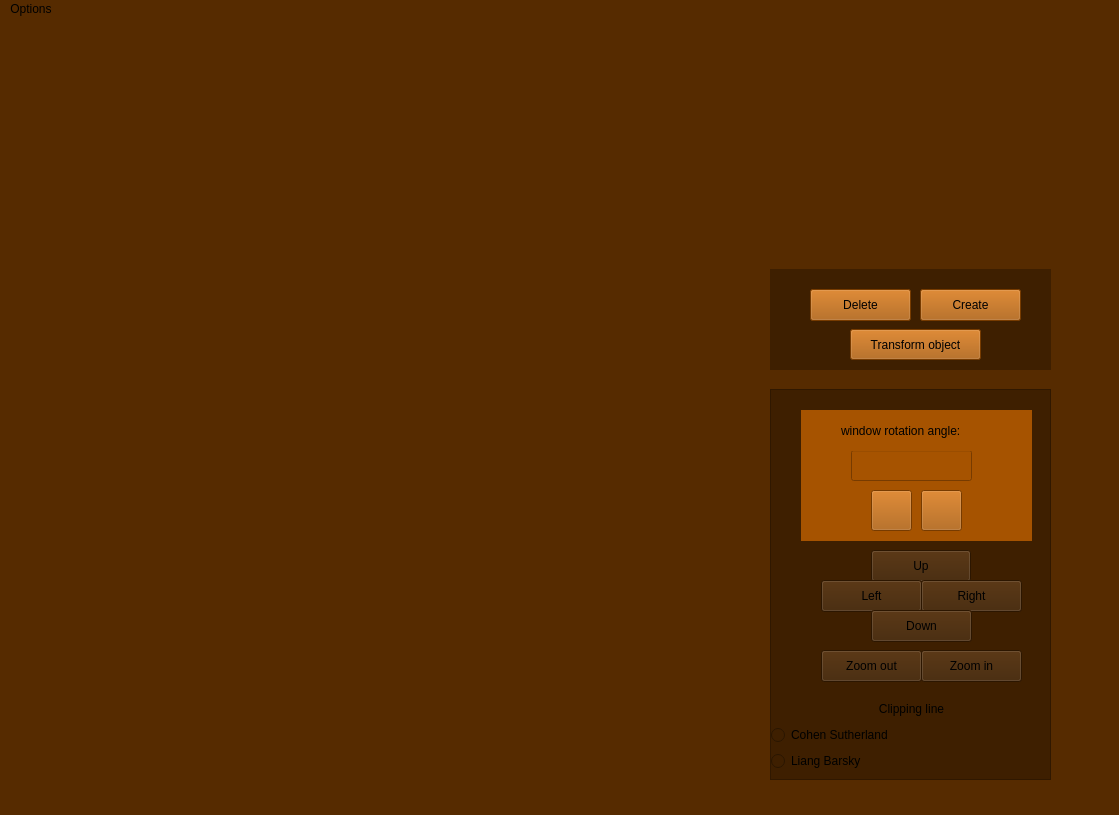
First picture: the form in src/view/main_view/gui_main.ui, repository victoriavllso/sistema-grafico-interativo, before the edit.
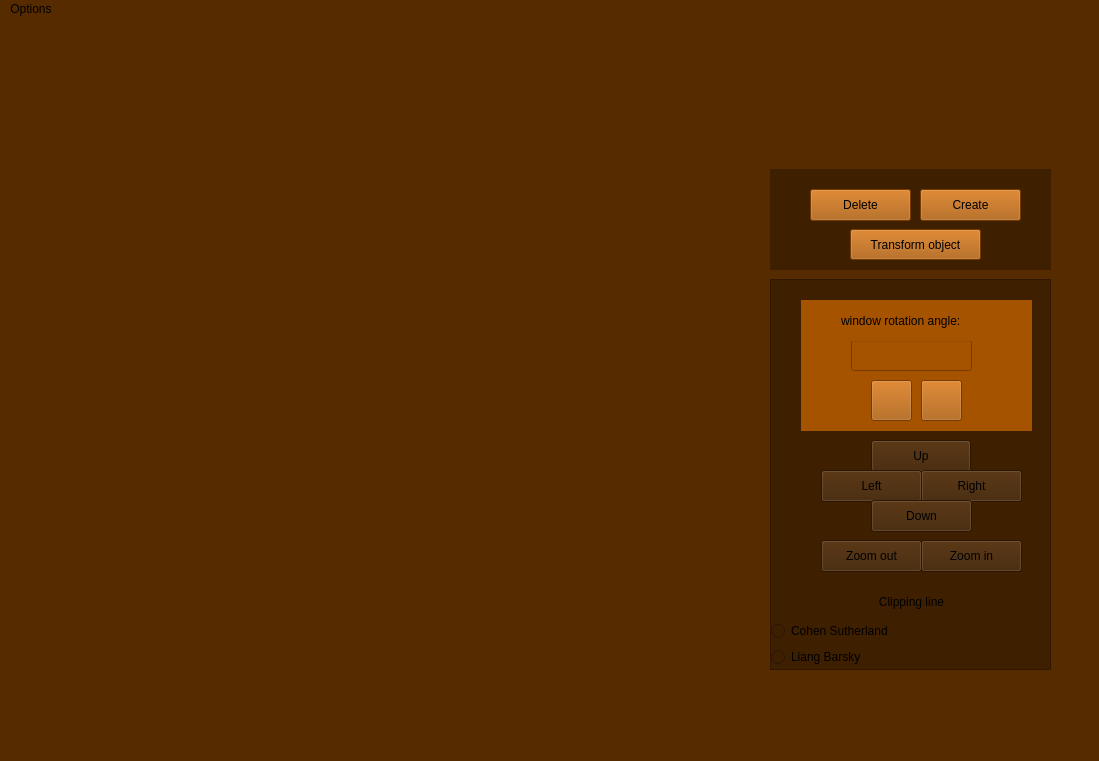
Second picture: the form after the edit.

```diff
--- a/src/view/main_view/gui_main.ui
+++ b/src/view/main_view/gui_main.ui
@@ -6,8 +6,8 @@
    <rect>
     <x>0</x>
     <y>0</y>
-    <width>1119</width>
-    <height>815</height>
+    <width>1099</width>
+    <height>761</height>
    </rect>
   </property>
   <property name="palette">
@@ -125,7 +125,7 @@
     <property name="geometry">
      <rect>
       <x>770</x>
-      <y>370</y>
+      <y>260</y>
       <width>281</width>
       <height>391</height>
      </rect>
@@ -300,7 +300,7 @@
         <x>0</x>
         <y>310</y>
         <width>281</width>
-        <height>71</height>
+        <height>77</height>
        </rect>
       </property>
       <layout class="QVBoxLayout" name="verticalLayout_3">
@@ -333,7 +333,7 @@
     <property name="geometry">
      <rect>
       <x>770</x>
-      <y>250</y>
+      <y>150</y>
       <width>281</width>
       <height>101</height>
      </rect>
@@ -399,8 +399,8 @@
     <rect>
      <x>0</x>
      <y>0</y>
-     <width>1119</width>
-     <height>19</height>
+     <width>1099</width>
+     <height>22</height>
     </rect>
    </property>
    <widget class="QMenu" name="menuOptions">
```
